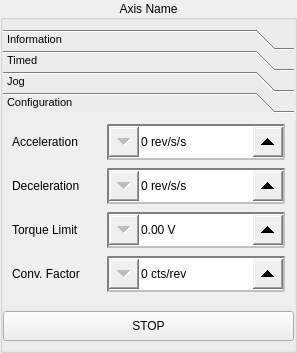
Before: the Qt Designer form views/axis_manual_control.ui in luis-banuelos-chacon/trolleyTester, drawn with Qt 5.
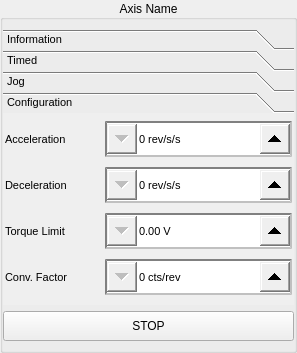
After: the same form once the commit is applied. The open tabs and pages were chosen to show the change.

```diff
--- a/views/axis_manual_control.ui
+++ b/views/axis_manual_control.ui
@@ -20,7 +20,12 @@
    <item row="0" column="0">
     <widget class="QGroupBox" name="mainBox">
      <property name="styleSheet">
-      <string notr="true">QSpinBox { 
+      <string notr="true">QLabel {
+	qproperty-alignment: AlignCenter;
+	font: 8pt;
+}
+QSpinBox {
+	font: 8pt;
 	qproperty-maximum: 1000000;
 	qproperty-minimum: 0;
 	qproperty-singleStep: 1;
@@ -38,7 +43,8 @@
 	height: 30px;
 }
 
-QDoubleSpinBox { 
+QDoubleSpinBox {
+	font: 8pt;
 	qproperty-maximum: 1000000;
 	qproperty-minimum: 0;
 	qproperty-singleStep: 1;
@@ -66,9 +72,6 @@
       <bool>true</bool>
      </property>
      <layout class="QVBoxLayout" name="verticalLayout">
-      <property name="spacing">
-       <number>5</number>
-      </property>
       <property name="leftMargin">
        <number>0</number>
       </property>
@@ -78,9 +81,6 @@
       <property name="rightMargin">
        <number>0</number>
       </property>
-      <property name="bottomMargin">
-       <number>9</number>
-      </property>
       <item>
        <widget class="QToolBox" name="toolBox">
         <property name="font">
@@ -375,13 +375,25 @@
            <x>0</x>
            <y>0</y>
            <width>289</width>
-           <height>182</height>
+           <height>185</height>
           </rect>
          </property>
          <attribute name="label">
           <string>Configuration</string>
          </attribute>
          <layout class="QGridLayout" name="gridLayout_3" columnstretch="1,2">
+          <property name="leftMargin">
+           <number>2</number>
+          </property>
+          <property name="topMargin">
+           <number>4</number>
+          </property>
+          <property name="rightMargin">
+           <number>2</number>
+          </property>
+          <property name="bottomMargin">
+           <number>4</number>
+          </property>
           <item row="0" column="0">
            <widget class="QLabel" name="accelerationLabel">
             <property name="text">
@@ -391,6 +403,19 @@
           </item>
           <item row="0" column="1">
            <widget class="QSpinBox" name="accelerationSpinBox">
+            <property name="minimumSize">
+             <size>
+              <width>0</width>
+              <height>36</height>
+             </size>
+            </property>
+            <property name="font">
+             <font>
+              <pointsize>8</pointsize>
+              <weight>50</weight>
+              <bold>false</bold>
+             </font>
+            </property>
             <property name="suffix">
              <string> rev/s/s</string>
             </property>
```
Left out of the diff: 66 changed lines with no effect on the pictures.
